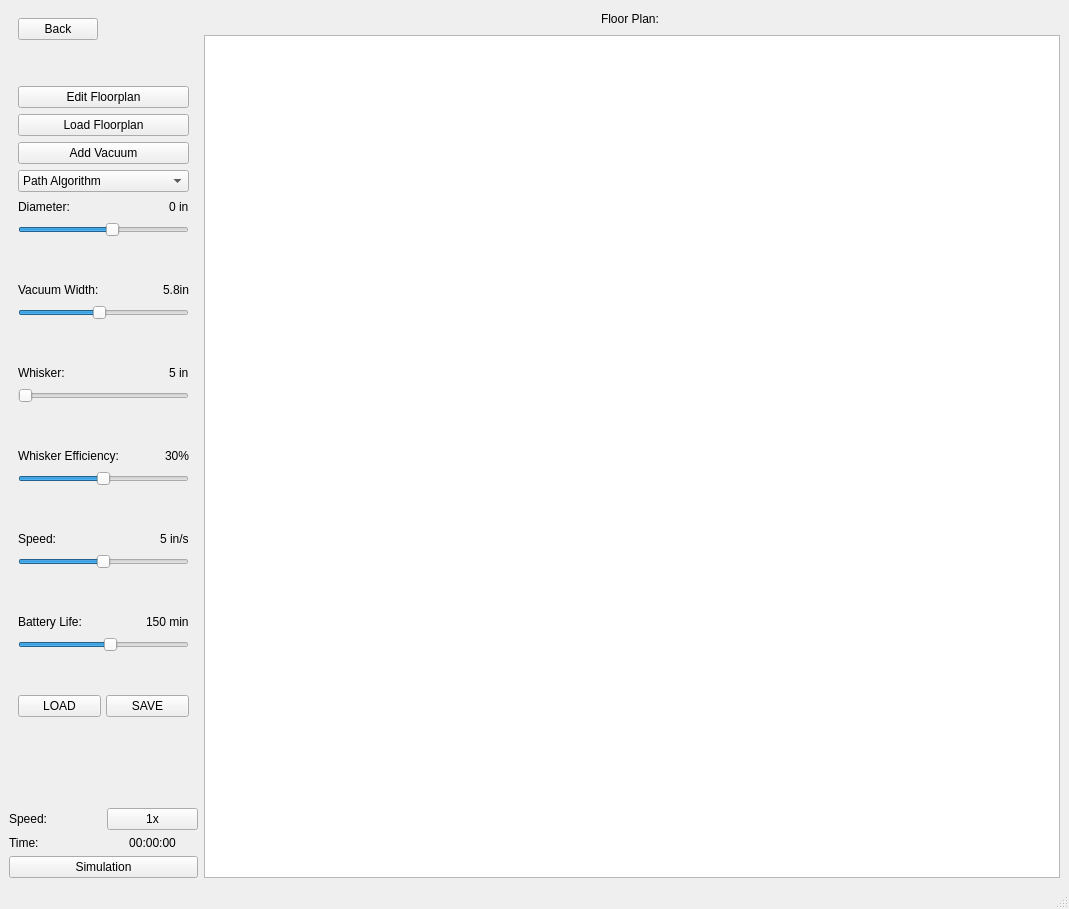
This is Source/Views/Sim.ui in CS499-RoboVac/Robovac as Qt 5 draws it before an edit. The edited form follows.
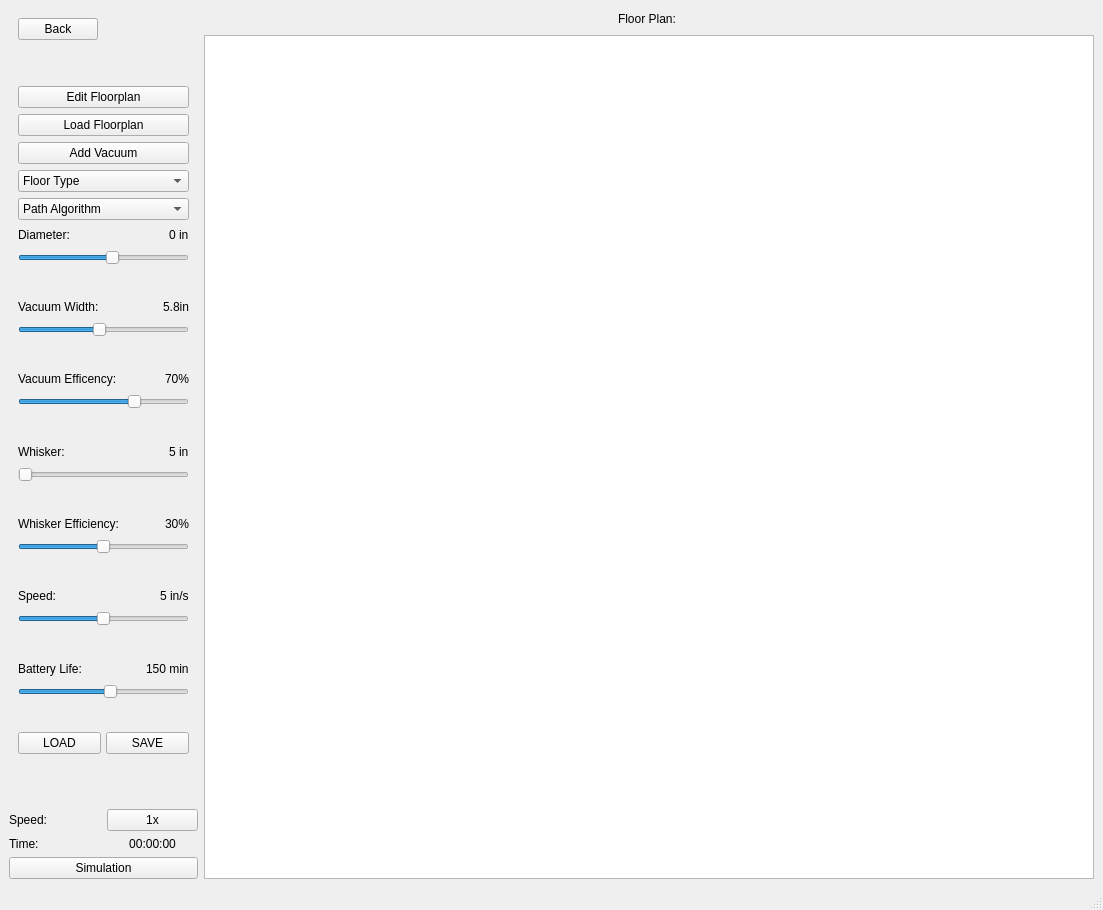
This is the edited form.

Commit message: update sim.ui to include vacEff and width, drop menu for floor type

What changed in the file:
```diff
--- a/Source/Views/Sim.ui
+++ b/Source/Views/Sim.ui
@@ -6,8 +6,8 @@
    <rect>
     <x>0</x>
     <y>0</y>
-    <width>1069</width>
-    <height>909</height>
+    <width>1103</width>
+    <height>910</height>
    </rect>
   </property>
   <property name="windowTitle">
@@ -117,6 +117,35 @@
            </property>
           </widget>
          </item>
+         <item>
+          <widget class="QComboBox" name="comboBox">
+           <item>
+            <property name="text">
+             <string>Floor Type</string>
+            </property>
+           </item>
+           <item>
+            <property name="text">
+             <string>Polished Wood</string>
+            </property>
+           </item>
+           <item>
+            <property name="text">
+             <string>Wool Carpet</string>
+            </property>
+           </item>
+           <item>
+            <property name="text">
+             <string>Marble</string>
+            </property>
+           </item>
+           <item>
+            <property name="text">
+             <string>Stone</string>
+            </property>
+           </item>
+          </widget>
+         </item>
          <item>
           <layout class="QVBoxLayout" name="VacuumLayout">
            <property name="spacing">
@@ -261,6 +290,69 @@
                </property>
               </widget>
              </item>
+             <item>
+              <spacer name="verticalSpacer_11">
+               <property name="orientation">
+                <enum>Qt::Vertical</enum>
+               </property>
+               <property name="sizeType">
+                <enum>QSizePolicy::Minimum</enum>
+               </property>
+               <property name="sizeHint" stdset="0">
+                <size>
+                 <width>20</width>
+                 <height>40</height>
+                </size>
+               </property>
+              </spacer>
+             </item>
+             <item>
+              <layout class="QHBoxLayout" name="horizontalLayout_8">
+               <item>
+                <widget class="QLabel" name="VacEffLabel">
+                 <property name="text">
+                  <string>Vacuum Efficency:</string>
+                 </property>
+                </widget>
+               </item>
+               <item>
+                <spacer name="horizontalSpacer_9">
+                 <property name="orientation">
+                  <enum>Qt::Horizontal</enum>
+                 </property>
+                 <property name="sizeHint" stdset="0">
+                  <size>
+                   <width>40</width>
+                   <height>20</height>
+                  </size>
+                 </property>
+                </spacer>
+               </item>
+               <item>
+                <widget class="QLabel" name="label">
+                 <property name="text">
+                  <string>70%</string>
+                 </property>
+                 <property name="alignment">
+                  <set>Qt::AlignRight|Qt::AlignTrailing|Qt::AlignVCenter</set>
+                 </property>
+                </widget>
+               </item>
+              </layout>
+             </item>
+             <item>
+              <widget class="QSlider" name="horizontalSlider">
+               <property name="maximum">
+                <number>100</number>
+               </property>
+               <property name="value">
+                <number>70</number>
+               </property>
+               <property name="orientation">
+                <enum>Qt::Horizontal</enum>
+               </property>
+              </widget>
+             </item>
              <item>
               <spacer name="verticalSpacer_7">
                <property name="orientation">
@@ -548,22 +640,6 @@
         </layout>
        </widget>
       </item>
-      <item>
-       <spacer name="verticalSpacer_4">
-        <property name="orientation">
-         <enum>Qt::Vertical</enum>
-        </property>
-        <property name="sizeType">
-         <enum>QSizePolicy::Minimum</enum>
-        </property>
-        <property name="sizeHint" stdset="0">
-         <size>
-          <width>20</width>
-          <height>40</height>
-         </size>
-        </property>
-       </spacer>
-      </item>
       <item>
        <spacer name="verticalSpacer_3">
         <property name="orientation">
```
Left out of the diff: 2 changed lines with no effect on the pictures. The commit also changes 1 other file.
